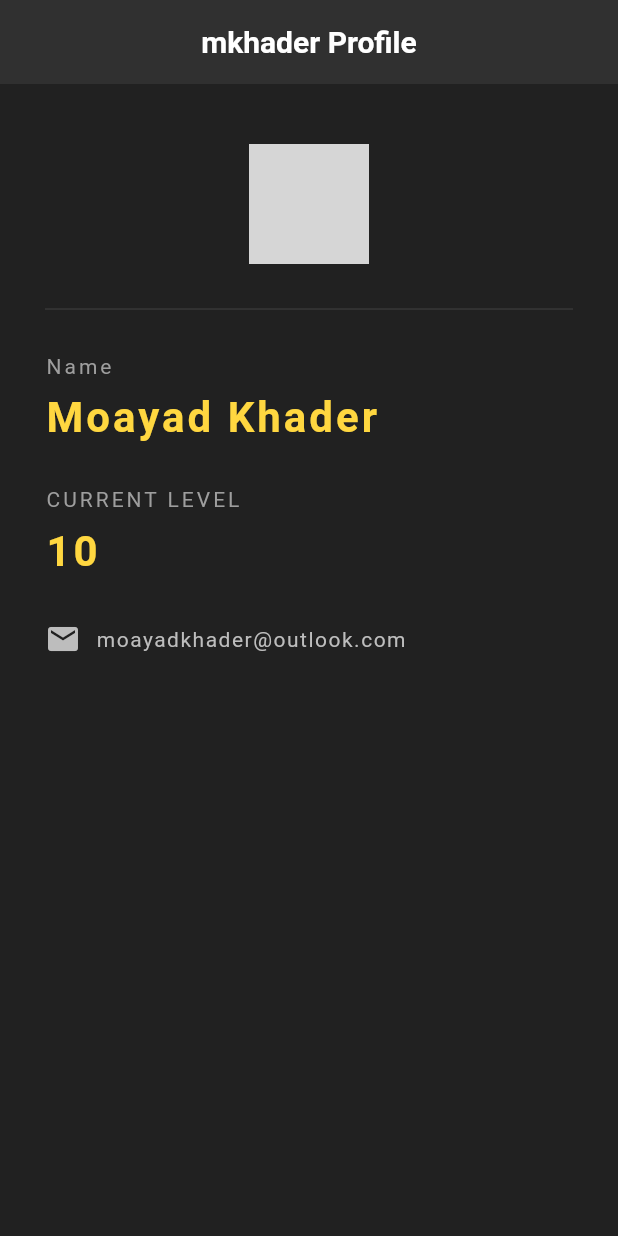
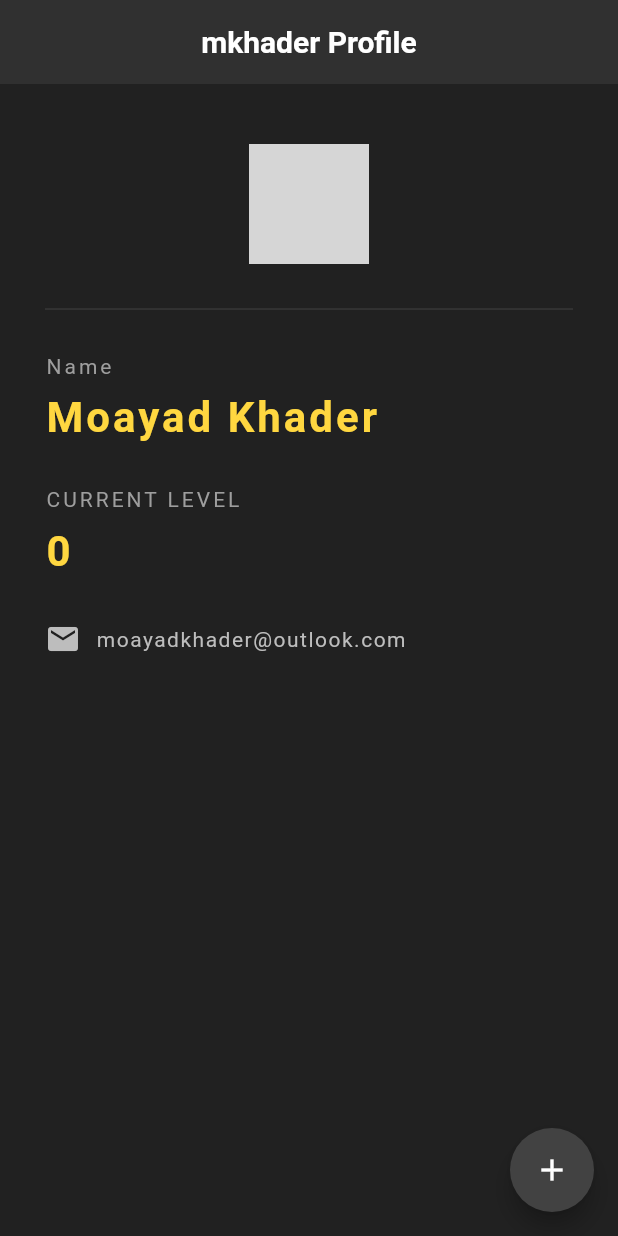
Before and after one commit to moayad-khader/flutter-playground, a Flutter app: the screen it shows after launch, on a phone screen of 412 x 824 dp. Run offline on Flutter 3.47's test engine with Material 2 defaults, Android fonts, the phone set to English and light mode, and no system bars; network calls fail; grey boxes are pictures that could not be loaded.

```diff
--- a/lib/main.dart
+++ b/lib/main.dart
@@ -5,8 +5,17 @@ void main() => runApp(MaterialApp(
 ));
 
 
-class Home extends StatelessWidget {
+class Home extends StatefulWidget {
+
   const Home({Key? key}) : super(key: key);
+
+  @override
+  State<Home> createState() => _HomeState();
+}
+
+class _HomeState extends State<Home> {
+
+  int level = 0;
 
   @override
   Widget build(BuildContext context) {
@@ -24,6 +33,17 @@ class Home extends StatelessWidget {
         centerTitle: true,
         backgroundColor: Colors.grey[850],
         elevation: 0.0,
+      ),
+      floatingActionButton: FloatingActionButton(
+        onPressed: (){
+          setState(() {
+            level += 1;
+          });
+        },
+        child: Icon(
+          Icons.add
+        ),
+        backgroundColor: Colors.grey[800],
       ),
       body: Padding(
         padding: EdgeInsets.fromLTRB(30, 40, 30, 40),
@@ -73,7 +93,7 @@ class Home extends StatelessWidget {
               height: 10.0,
             ),
             Text(
-              "10",
+              '$level',
               style: TextStyle(
                   color: Colors.amberAccent[200],
                   letterSpacing: 2.0,
```
